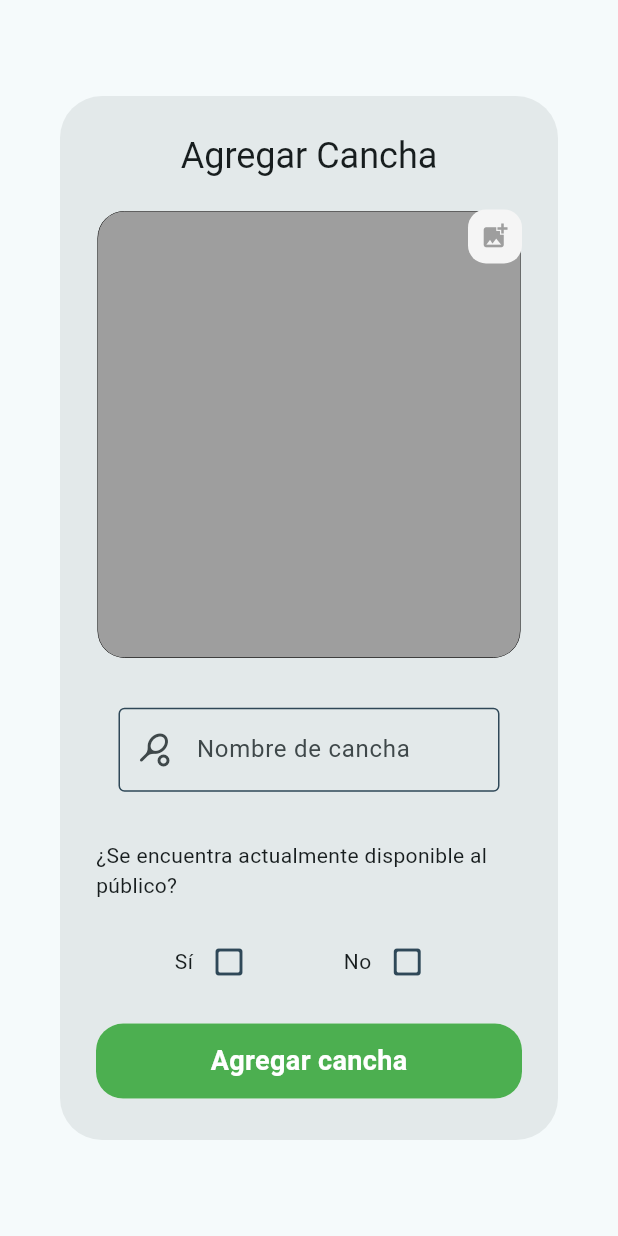
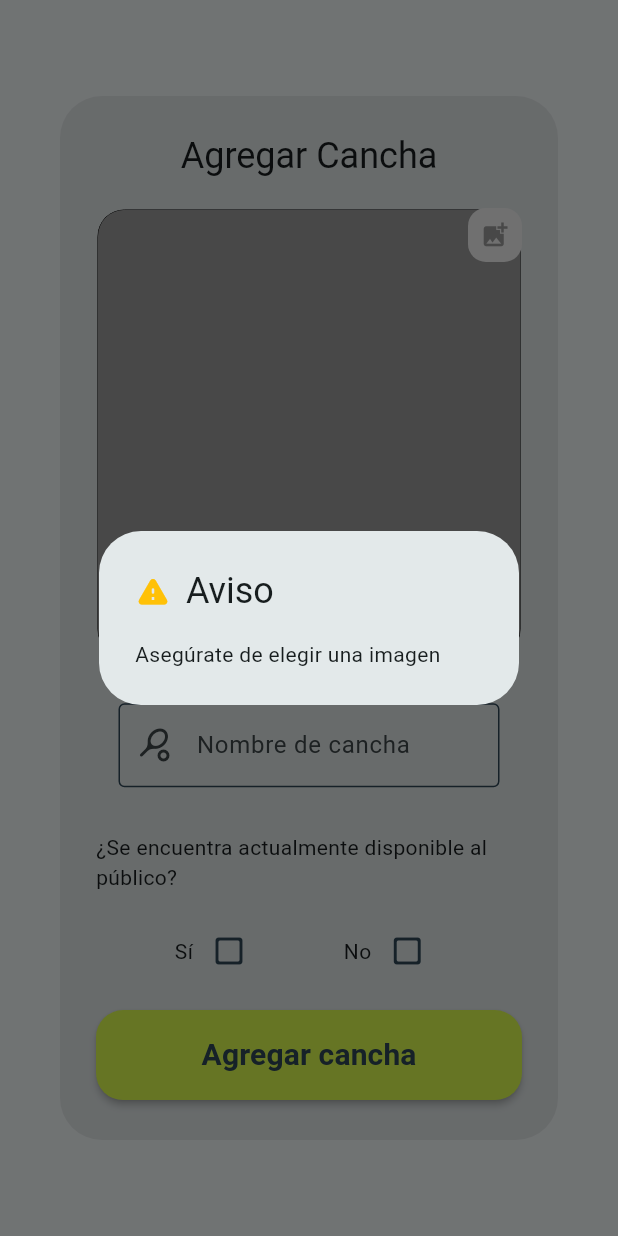
Before and after one commit to Whadyjm/agendado-admin, a Flutter app: the AgregarCancha widget shown alone on an empty page, opened directly, after a tap on "Agregar cancha", on a phone screen of 412 x 824 dp. Run offline on Flutter 3.47's test engine with Material 3 defaults, Android fonts, the phone set to English and light mode, and no system bars; our stand-ins replace cloud_firestore, firebase_auth, firebase_core, image_picker; accounts and stored records are empty; statements that could not run were skipped.

Commit message:
avance en interfaz

```diff
--- a/lib/widgets/agregarCancha.dart
+++ b/lib/widgets/agregarCancha.dart
@@ -164,11 +164,24 @@ class _AgregarCanchaState extends State<AgregarCancha> {
               },
             ),
             const SizedBox(height: 10,),
-            CustomButton(
-              onTap: () async {
+            MaterialButton(
+                height: 60,
+                minWidth: 350,
+                color: AppConstants.green,
+                shape: RoundedRectangleBorder(
+                    borderRadius: BorderRadius.circular(18)
+                ),
+                onPressed: () async {
 
                   User? user = FirebaseAuth.instance.currentUser;
 
+                  if (_pickedImage == null) {
+                    aviso1();
+                  } else if (nombreController.text.isEmpty){
+                    aviso2();
+                  } else if ((yes||no)==false){
+                    aviso3();
+                  } else {
                     try {
 
                       await FirebaseFirestore.instance.collection('canchas')
@@ -178,21 +191,63 @@ class _AgregarCanchaState extends State<AgregarCancha> {
                       });
                     } catch (e) {
 
+                    } finally {
+                      Navigator.pop(context);
+                    }
                   }
                   },
-
-                height: 50,
-                width: 400,
-                color: _isButtonEnabled ? Colors.grey:Colors.green,
-                radius: 18,
-                text: 'Agregar cancha',
-                textColor: Colors.white,
-                shadow: 0,
-                colorShadow: Colors.white,
-                fontSize: 18)
+                child: const Text('Agregar cancha', style: TextStyle(color: AppConstants.darkBlue, fontSize: 20, fontWeight: FontWeight.bold),)
+            ),
           ],
         ),
       )
     );
   }
+
+  void aviso2() {
+    showDialog(context: context, builder: (context){
+      return const AlertDialog(
+        title: Row(
+          children: [
+            Icon(Icons.warning_rounded, color: Colors.amber,),
+            const SizedBox(width: 10,),
+            Text('Aviso'),
+          ],
+        ),
+        content: Text('Asegúrate de elegir un nombre'),
+      );
+    });
   }
+
+  void aviso1() {
+    showDialog(context: context, builder: (context){
+      return const AlertDialog(
+        title: Row(
+          children: [
+            Icon(Icons.warning_rounded, color: Colors.amber,),
+            SizedBox(width: 10,),
+            Text('Aviso'),
+          ],
+        ),
+        content: Text('Asegúrate de elegir una imagen'),
+      );
+    });
+  }
+
+
+  void aviso3() {
+    showDialog(context: context, builder: (context){
+      return const AlertDialog(
+        title: Row(
+          children: [
+            Icon(Icons.warning_rounded, color: Colors.amber,),
+            SizedBox(width: 10,),
+            Text('Aviso'),
+          ],
+        ),
+        content: Text('Elige una opción'),
+      );
+    });
+  }
+
+}
```
Lines whose indentation alone changed are shown as unchanged.
